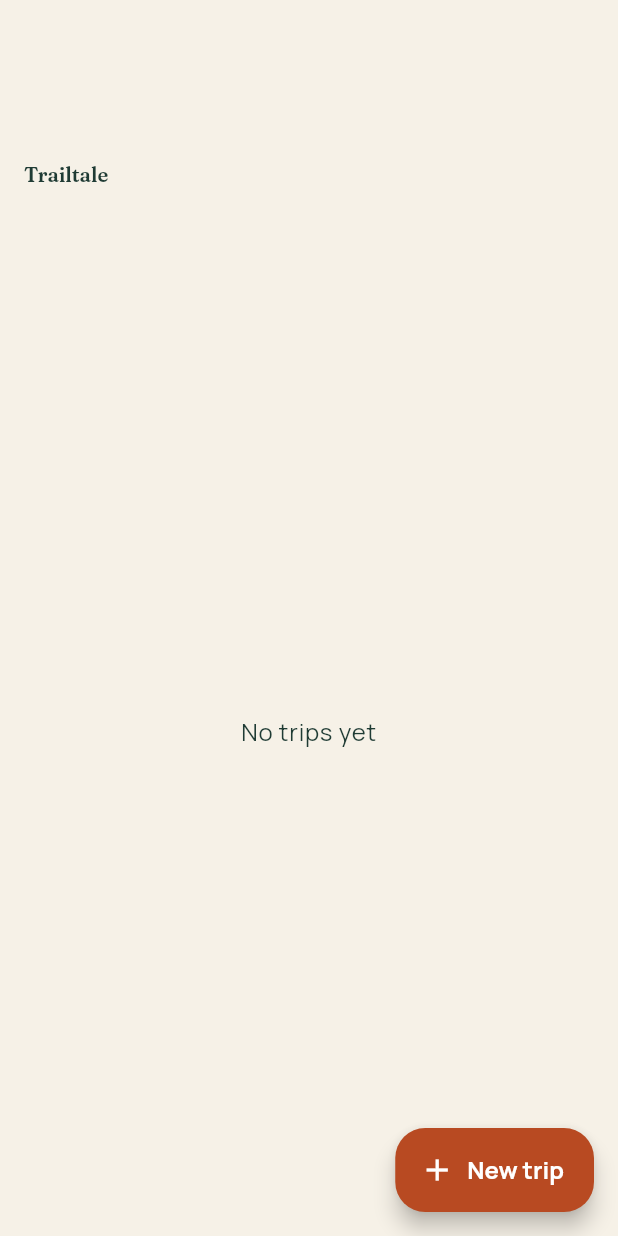
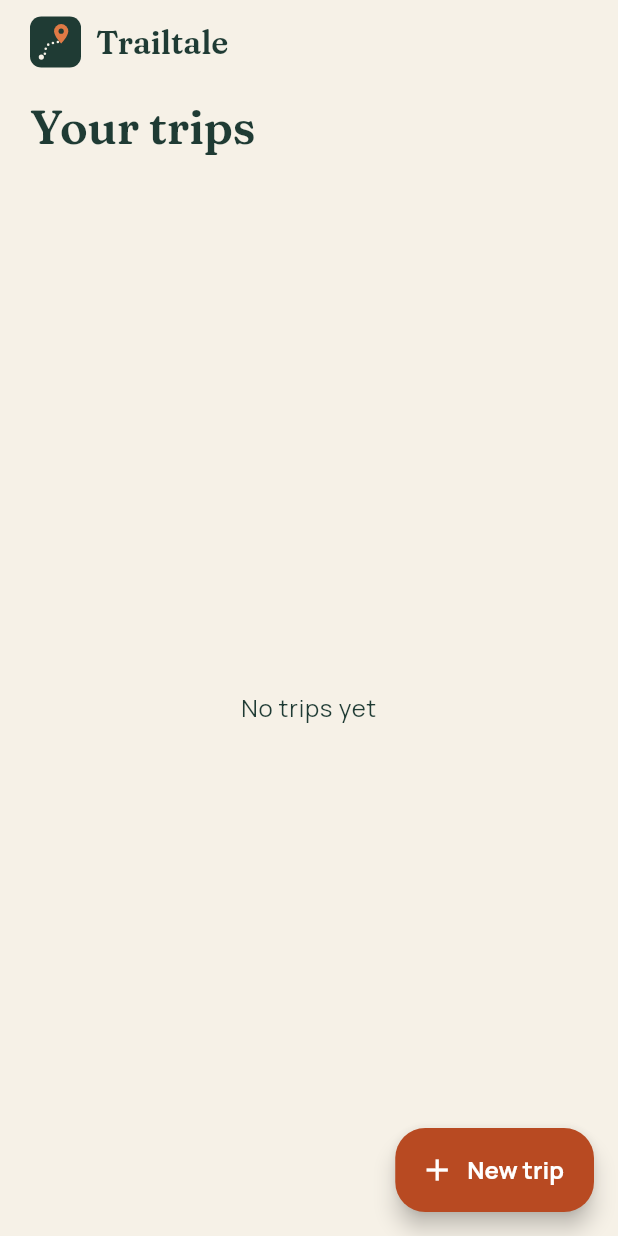
Before and after one commit to maestroDev3/Trailtale, a Flutter app: the screen it shows after launch, on a phone screen of 412 x 824 dp. Run offline on Flutter 3.47's test engine with Material 3 defaults, Android fonts, the phone set to English and light mode, and no system bars; our stand-ins replace image_picker, permission_handler; missing offline and left inert: exif; generated files the repository leaves out were written again.

Commit message:
feat: logo and wordmark on the home screen (#81) (#83)
* test: logo and wordmark on the home screen (#81)

* feat: logo and wordmark on the home screen (#81)

* docs: update status for closed story #72 (#81)

---------

Co-authored-by: Claude <noreply@anthropic.com>

```diff
--- a/lib/l10n/app_en.arb
+++ b/lib/l10n/app_en.arb
@@ -241,5 +241,9 @@
   "summaryKilometersLabel": "km",
   "@summaryKilometersLabel": {
     "description": "Label under the distance in kilometers in the trip summary."
+  },
+  "yourTrips": "Your trips",
+  "@yourTrips": {
+    "description": "Heading above the list of trips on the home screen."
   }
 }
--- a/lib/ui/home_screen.dart
+++ b/lib/ui/home_screen.dart
@@ -5,6 +5,7 @@ import '../l10n/app_localizations.dart';
 import 'app_services.dart';
 import 'trip_detail_screen.dart';
 import 'trip_form_screen.dart';
+import 'widgets/trailtale_logo.dart';
 import 'widgets/trip_dates.dart';
 
 /// Start screen of the app: lists the trips newest first and, until there
@@ -33,13 +34,30 @@ class HomeScreen extends StatelessWidget {
   @override
   Widget build(BuildContext context) {
     final l10n = AppLocalizations.of(context);
+    final textTheme = Theme.of(context).textTheme;
     return Scaffold(
       body: StreamBuilder<List<Trip>>(
         stream: services.tripRepository.watchTrips(),
         builder: (context, snapshot) {
           return CustomScrollView(
             slivers: [
-              SliverAppBar.large(title: Text(l10n.appTitle)),
+              SliverAppBar(
+                floating: true,
+                titleSpacing: 20,
+                title: Row(
+                  children: [
+                    const TrailtaleLogo(size: 34),
+                    const SizedBox(width: 10),
+                    Text(l10n.appTitle, style: textTheme.titleLarge),
+                  ],
+                ),
+              ),
+              SliverPadding(
+                padding: const EdgeInsets.fromLTRB(20, 8, 20, 16),
+                sliver: SliverToBoxAdapter(
+                  child: Text(l10n.yourTrips, style: textTheme.headlineLarge),
+                ),
+              ),
               switch (snapshot) {
                 AsyncSnapshot(hasError: true) => _Message(l10n.tripsLoadError),
                 AsyncSnapshot(:final data?) when data.isEmpty => _Message(
--- /dev/null
+++ b/lib/ui/widgets/trailtale_logo.dart
@@ -0,0 +1,74 @@
+import 'package:flutter/material.dart';
+
+import '../theme.dart';
+
+/// The Trailtale mark – a dotted trail leading to a pin – painted in the
+/// brand colors, the same drawing as the launcher icon.
+class TrailtaleLogo extends StatelessWidget {
+  const TrailtaleLogo({super.key, required this.size});
+
+  final double size;
+
+  @override
+  Widget build(BuildContext context) {
+    return Semantics(
+      label: 'Trailtale logo',
+      image: true,
+      child: SizedBox.square(
+        dimension: size,
+        child: const CustomPaint(painter: _LogoPainter()),
+      ),
+    );
+  }
+}
+
+/// Paints the mark on a 108 × 108 grid, scaled to the widget size.
+class _LogoPainter extends CustomPainter {
+  const _LogoPainter();
+
+  /// Trail dots sampled along the trail curve (see the launcher icon).
+  static const _dots = [
+    Offset(31.46, 78.77),
+    Offset(33.32, 68.39),
+    Offset(38.62, 59.64),
+    Offset(48.55, 56.03),
+    Offset(58.96, 54.14),
+    Offset(62.47, 45.79),
+  ];
+
+  @override
+  void paint(Canvas canvas, Size size) {
+    canvas.scale(size.width / 108, size.height / 108);
+    final paint = Paint()..isAntiAlias = true;
+
+    canvas.drawRRect(
+      RRect.fromRectAndRadius(
+        const Rect.fromLTWH(0, 0, 108, 108),
+        const Radius.circular(24),
+      ),
+      paint..color = TrailtaleColors.ink,
+    );
+
+    paint.color = TrailtaleColors.paper;
+    for (final dot in _dots) {
+      canvas.drawCircle(dot, 2.75, paint);
+    }
+    canvas.drawCircle(const Offset(24, 86), 5.5, paint);
+
+    final pin = Path()
+      ..moveTo(51, 31)
+      ..arcToPoint(const Offset(81, 31), radius: const Radius.circular(15))
+      ..cubicTo(81, 42, 66, 57, 66, 57)
+      ..cubicTo(66, 57, 51, 42, 51, 31)
+      ..close();
+    canvas.drawPath(pin, paint..color = TrailtaleColors.sunset);
+    canvas.drawCircle(
+      const Offset(66, 31),
+      5.5,
+      paint..color = TrailtaleColors.ink,
+    );
+  }
+
+  @override
+  bool shouldRepaint(_LogoPainter oldDelegate) => false;
+}
```
Also changed, not shown: 3 other files.
